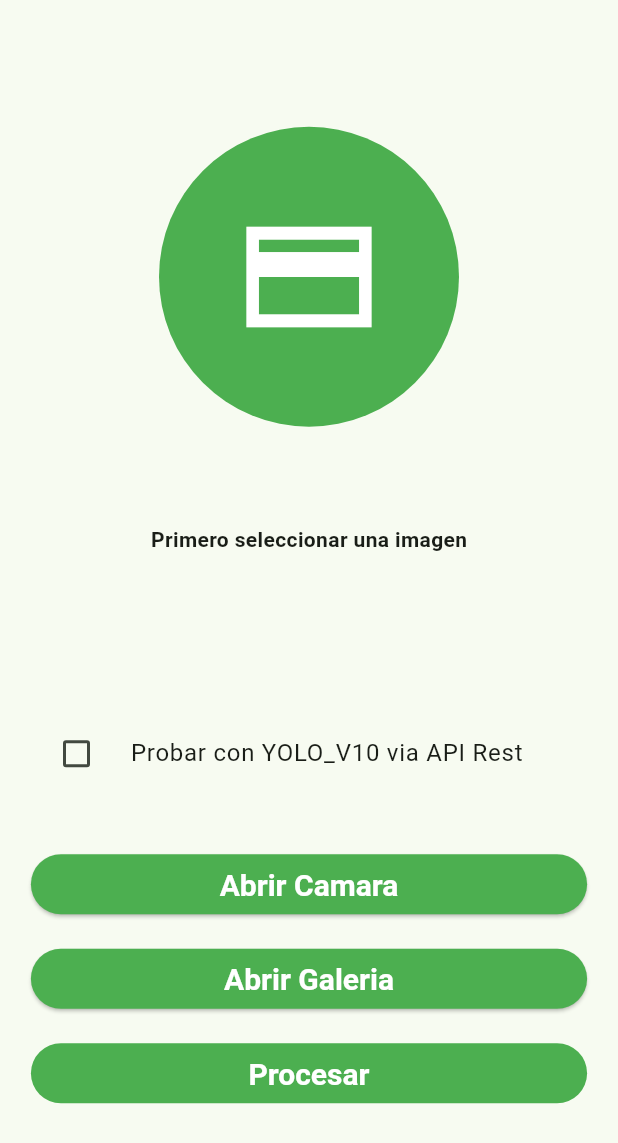
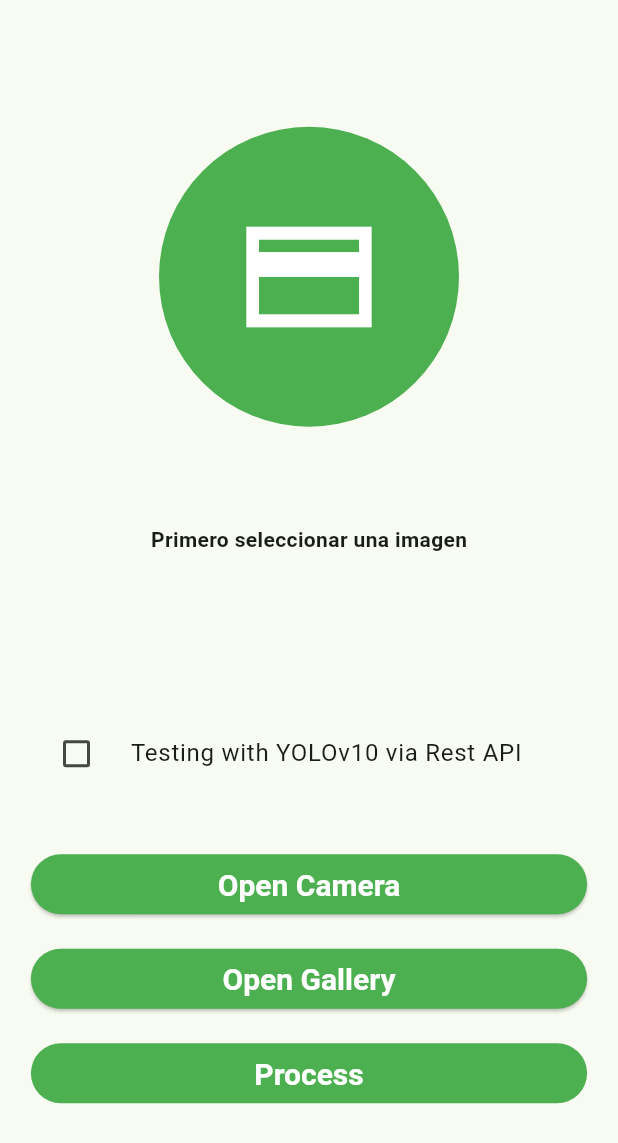
Before and after one commit to nahueltabasso/yolo_flutter_creditcard, a Flutter app: the _HomeView widget shown alone on an empty page, opened directly with empty values, on a phone screen of 412 x 824 dp. Shown: the top 1143 px of the screen. Run offline on Flutter 3.47's test engine with Material 3 defaults, Android fonts, the phone set to English and light mode, and no system bars; our stand-ins replace equatable, flutter_bloc, go_router, image_picker.

Commit message:
fix: se cambiaron labels

```diff
--- a/lib/presentation/screens/home_screen.dart
+++ b/lib/presentation/screens/home_screen.dart
@@ -3,7 +3,6 @@ import 'dart:io';
 import 'package:flutter/material.dart';
 import 'package:flutter_bloc/flutter_bloc.dart';
 import 'package:flutter_yolo_creditcard/presentation/blocs/yolo_process/yolo_process_bloc.dart';
-import 'package:flutter_yolo_creditcard/services/api_service.dart';
 import 'package:image_picker/image_picker.dart';
 
 class HomeScreen extends StatelessWidget {
@@ -19,11 +18,12 @@ class HomeScreen extends StatelessWidget {
         title: const Text('Credit Card Extractor'),
         centerTitle: true,
       ),
-      body: BlocProvider(
-        create: (context) => YoloProcessBloc(
-          apiService: context.read<ApiService>()
-        ),
-        child: _HomeView(size: size),
+      // body: BlocProvider(
+      //   create: (context) => YoloProcessBloc(
+      //     apiService: context.read<ApiService>()
+      //   ),
+      //   child: _HomeView(size: size),
+      body: _HomeView(size: size,
       ),
     );
   }
@@ -52,7 +52,6 @@ class _HomeView extends StatelessWidget {
   Widget build(BuildContext context) {
     print("SE DIBUJA");
     final imageUrl = context.select((YoloProcessBloc bloc) => bloc.state.imageUrl);
-    print('Imagen url home - $imageUrl');
     final image = imageUrl.isNotEmpty ? File(imageUrl) : null;
 
     return SafeArea(
@@ -77,7 +76,7 @@ class _HomeView extends StatelessWidget {
             Padding(
               padding: const EdgeInsets.all(15.0),
               child: CheckboxListTile(
-                title: Text("Probar con YOLO_V10 via API Rest"),
+                title: Text("Testing with YOLOv10 via Rest API"),
                 value: context.select((YoloProcessBloc bloc) => bloc.state.yolov10),
                 onChanged: (value) => context.read<YoloProcessBloc>().add(SetYOLOv10Flag(value!)),
                 controlAffinity:
@@ -90,7 +89,7 @@ class _HomeView extends StatelessWidget {
               child: ElevatedButton(
                   // onPressed: () => context.read<YoloProcessBloc>().add(InitPicker(ImageSource.camera)),
                   onPressed: () => _initPicker(context, ImageSource.camera),
-                  child: Text('Abrir Camara',
+                  child: Text('Open Camera',
                       style: const TextStyle(color: Colors.white))),
             ),
             const SizedBox(height: 15),
@@ -99,7 +98,7 @@ class _HomeView extends StatelessWidget {
               child: ElevatedButton(
                   // onPressed: () => context.read<YoloProcessBloc>().add(InitPicker(ImageSource.gallery)),
                   onPressed: () => _initPicker(context, ImageSource.gallery),
-                  child: Text('Abrir Galeria',
+                  child: Text('Open Gallery',
                       style: const TextStyle(color: Colors.white))),
             ),
             const SizedBox(height: 15),
@@ -109,7 +108,7 @@ class _HomeView extends StatelessWidget {
                   onPressed: context.select((YoloProcessBloc bloc) => bloc.state.imageUrl).isEmpty
                       ? null
                       : () => context.read<YoloProcessBloc>().add(OnSubmit(context)),
-                  child: Text('Procesar',
+                  child: Text('Process',
                       style: const TextStyle(color: Colors.white))),
             ),
           ],
```
